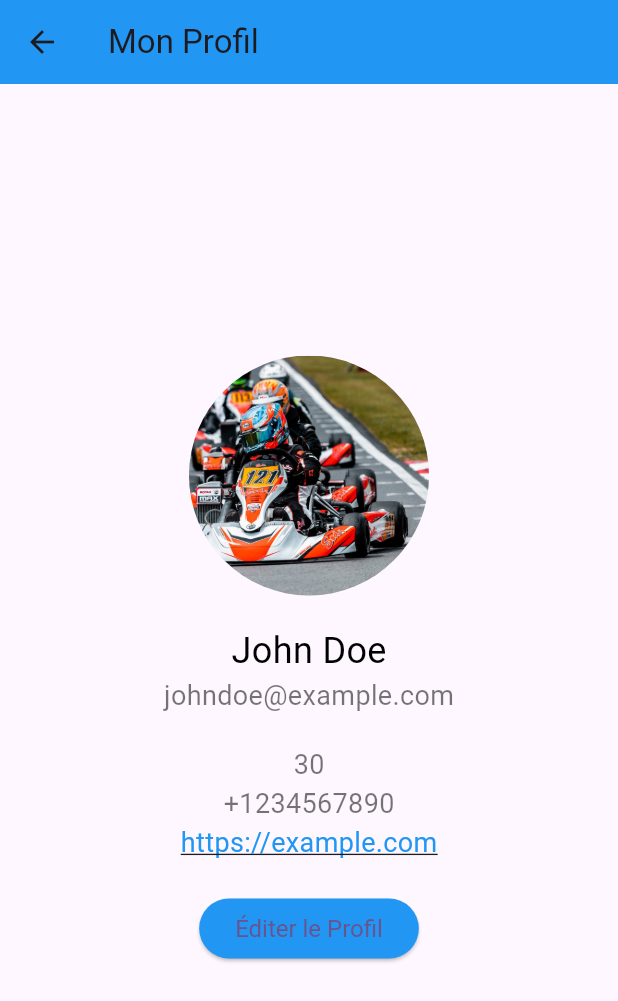
After one commit to AyaAid/Flutter_project, a Flutter app: the screen it shows after launch, after a tap on "Mon Profil", on a phone screen of 412 x 824 dp. The commit adds this screen. Shown: the top 1001 px of the screen. Run offline on Flutter 3.47's test engine with Material 2 defaults, Android fonts, the phone set to English and light mode, and no system bars; missing offline and left inert: mongo_dart.

Commit message:
Page Profil
Creation de Page de profil + edit button

```diff
--- a/lib/main.dart
+++ b/lib/main.dart
@@ -1,25 +1,97 @@
 import 'package:flutter/material.dart';
 import 'database/mongodb.dart';
 import 'package:andrestable/page//loginPage.dart';
+import 'package:andrestable/page/profilePage.dart';
 
-void main() async{
+void main() async {
   WidgetsFlutterBinding.ensureInitialized();
   await MongoDataBase.connect();
   runApp(MyApp());
 }
 
 class MyApp extends StatelessWidget {
-  const MyApp({super.key});
+  const MyApp({Key? key}) : super(key: key);
+
   @override
   Widget build(BuildContext context) {
     return MaterialApp(
       title: 'Flutter Demo',
       theme: ThemeData(
-        colorScheme: ColorScheme.fromSeed(seedColor: Colors.pinkAccent),
+        colorScheme: ColorScheme.fromSeed(seedColor: Colors.deepPurple),
         useMaterial3: true,
       ),
-      home: LoginPage(),
-      debugShowCheckedModeBanner: false,
+      home: const MyHomePage(title: 'Flutter Demo Home Page'),
     );
   }
 }
+
+class MyHomePage extends StatefulWidget {
+  const MyHomePage({Key? key, required this.title}) : super(key: key);
+  final String title;
+
+  @override
+  State<MyHomePage> createState() => _MyHomePageState();
+}
+
+class _MyHomePageState extends State<MyHomePage> {
+  int _counter = 0;
+
+  void _incrementCounter() {
+    setState(() {
+      _counter++;
+    });
+  }
+
+  @override
+  Widget build(BuildContext context) {
+    return Scaffold(
+      appBar: AppBar(
+        backgroundColor: Theme.of(context).colorScheme.inversePrimary,
+        title: Text(widget.title),
+        actions: [
+          Align(
+            alignment: Alignment.centerRight,
+            child: Padding(
+              padding: const EdgeInsets.all(8.0),
+              child: ElevatedButton(
+                onPressed: () {
+                  Navigator.of(context).push(
+                    MaterialPageRoute(
+                      builder: (context) => ProfilePage(),
+                    ),
+                  );
+                },
+                style: ElevatedButton.styleFrom(
+                  primary: Colors.blue,
+                  textStyle: TextStyle(
+                    fontSize: 16,
+                  ),
+                ),
+                child: Text('Mon Profil'),
+              ),
+            ),
+          ),
+        ],
+      ),
+      body: Center(
+        child: Column(
+          mainAxisAlignment: MainAxisAlignment.center,
+          children: <Widget>[
+            const Text(
+              'You have pushed the button this many times:',
+            ),
+            Text(
+              '$_counter',
+              style: Theme.of(context).textTheme.headlineMedium,
+            ),
+          ],
+        ),
+      ),
+      floatingActionButton: FloatingActionButton(
+        onPressed: _incrementCounter,
+        tooltip: 'Increment',
+        child: const Icon(Icons.add),
+      ),
+    );
+  }
+}
--- /dev/null
+++ b/lib/page/profilePage.dart
@@ -0,0 +1,129 @@
+import 'package:flutter/material.dart';
+
+class ProfilePage extends StatefulWidget {
+  @override
+  _ProfilePageState createState() => _ProfilePageState();
+}
+
+class _ProfilePageState extends State<ProfilePage> {
+  bool isEditing = false;
+  TextEditingController nameController = TextEditingController();
+  TextEditingController emailController = TextEditingController();
+  TextEditingController ageController = TextEditingController();
+  TextEditingController phoneController = TextEditingController();
+  TextEditingController ffeLinkController = TextEditingController();
+
+  String name = 'John Doe';
+  String email = 'johndoe@example.com';
+  String age = '30';
+  String phone = '+1234567890';
+  String ffeLink = 'https://example.com';
+
+  @override
+  void initState() {
+    super.initState();
+    nameController.text = name;
+    emailController.text = email;
+    ageController.text = age;
+    phoneController.text = phone;
+    ffeLinkController.text = ffeLink;
+  }
+
+  @override
+  void dispose() {
+    nameController.dispose();
+    emailController.dispose();
+    ageController.dispose();
+    phoneController.dispose();
+    ffeLinkController.dispose();
+    super.dispose();
+  }
+
+  @override
+  Widget build(BuildContext context) {
+    return Scaffold(
+      appBar: AppBar(
+        title: Text('Mon Profil'),
+        backgroundColor: Colors.blue,
+      ),
+      body: Center(
+        child: Container(
+          padding: EdgeInsets.all(16),
+          width: double.infinity,
+          child: Column(
+            mainAxisAlignment: MainAxisAlignment.center,
+            crossAxisAlignment: CrossAxisAlignment.center,
+            children: <Widget>[
+              CircleAvatar(
+                radius: 80,
+                backgroundImage: AssetImage('assets/profile_image.jpg'),
+              ),
+              SizedBox(height: 20),
+              isEditing
+                  ? _buildTextField(nameController, 'Nom Complet', FontWeight.bold, Icons.person)
+                  : _buildText(name, 24, Colors.black),
+              isEditing
+                  ? _buildTextField(emailController, 'Adresse Email', FontWeight.normal, Icons.email)
+                  : _buildText(email, 18, Colors.black54),
+              SizedBox(height: 20),
+              isEditing
+                  ? _buildTextField(ageController, 'Âge', FontWeight.normal, Icons.access_time)
+                  : _buildText(age, 18, Colors.black54),
+              isEditing
+                  ? _buildTextField(phoneController, 'Numéro de Téléphone', FontWeight.normal, Icons.phone)
+                  : _buildText(phone, 18, Colors.black54),
+              isEditing
+                  ? _buildTextField(ffeLinkController, 'Lien vers le compte FFE', FontWeight.normal, Icons.link)
+                  : _buildText(ffeLink, 18, Colors.blue, true),
+              SizedBox(height: 20),
+              ElevatedButton(
+                onPressed: () {
+                  setState(() {
+                    if (isEditing) {
+
+                      name = nameController.text;
+                      email = emailController.text;
+                      age = ageController.text;
+                      phone = phoneController.text;
+                      ffeLink = ffeLinkController.text;
+                    }
+                    isEditing = !isEditing;
+                  });
+                },
+                child: Text(isEditing ? 'Enregistrer' : 'Éditer le Profil'),
+                style: ElevatedButton.styleFrom(
+                  primary: Colors.blue,
+                  textStyle: TextStyle(
+                    fontSize: 16,
+                  ),
+                ),
+              ),
+            ],
+          ),
+        ),
+      ),
+    );
+  }
+
+  Widget _buildText(String text, double fontSize, [Color? color, bool underline = false]) {
+    return Text(
+      text,
+      style: TextStyle(
+        fontSize: fontSize,
+        color: color,
+        decoration: underline ? TextDecoration.underline : null,
+      ),
+    );
+  }
+
+  Widget _buildTextField(TextEditingController controller, String labelText, FontWeight fontWeight, IconData icon) {
+    return TextField(
+      controller: controller,
+      style: TextStyle(fontSize: 18, fontWeight: fontWeight),
+      decoration: InputDecoration(
+        labelText: labelText,
+        prefixIcon: Icon(icon),
+      ),
+    );
+  }
+}
--- a/pubspec.yaml
+++ b/pubspec.yaml
@@ -61,8 +61,9 @@ flutter:
 
   # To add assets to your application, add an assets section, like this:
   # assets:
-  #   - images/a_dot_burr.jpeg
-  #   - images/a_dot_ham.jpeg
+  #
+  assets:
+    - assets/profile_image.jpg
 
   # An image asset can refer to one or more resolution-specific "variants", see
   # https://flutter.dev/assets-and-images/#resolution-aware
```
Also changed, not shown: assets/profile_image.jpg (added).
